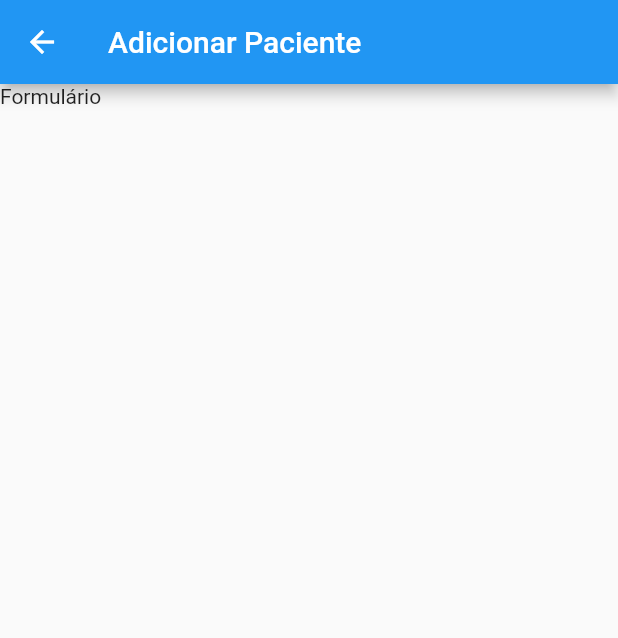
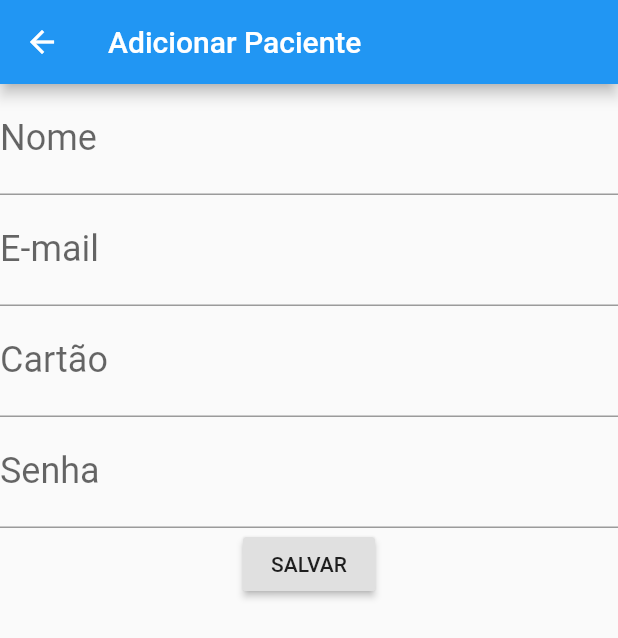
Before and after one commit to CarolineGuterres/flutter_app_01, a Flutter app: the PacienteScreen screen opened directly, on a phone screen of 412 x 824 dp. Shown: the top 638 px of the screen. Run offline on Flutter 3.47's test engine with Material 2 defaults, Android fonts, the light colour scheme and no system bars.

Commit message:
Add files via upload

```diff
--- a/lib/views/android/paciente/paciente_add.dart
+++ b/lib/views/android/paciente/paciente_add.dart
@@ -1,13 +1,46 @@
 import'package:flutter/material.dart';
 
 class PacienteScreen extends StatelessWidget{
+
     @override
   Widget build(BuildContext context) {
-  return Scaffold(
+    return Scaffold(
       appBar: AppBar(
         title: Text ('Adicionar Paciente'),
       ), //AppBar
-      body: Text('Formulário')
+      body: Column(
+        children: <Widget>[
+          TextField(
+           decoration: InputDecoration(
+              labelText: "Nome"
+            ),//InputDecoration
+              style: TextStyle( fontSize: 24),
+          ), //TextField
+           TextField(
+            decoration: InputDecoration(
+              labelText: "E-mail"
+            ),//InputDecoration
+              style: TextStyle( fontSize: 24),
+          ), //TextField
+          TextField(
+              decoration: InputDecoration(
+              labelText: "Cartão"
+            ),//InputDecoration
+              style: TextStyle( fontSize: 24),
+          ), //TextField
+          TextField(
+            decoration: InputDecoration(
+              labelText: "Senha"
+            ),//InputDecoration
+              style: TextStyle( fontSize: 24),
+          ), //TextField
+          RaisedButton(
+           onPressed: (){
+          },
+            child: Text("SALVAR"),
+          )//RaisedButton
+        ], //<Widget> []
+      ), //Column
   );//Scaffold
 
 }
```
